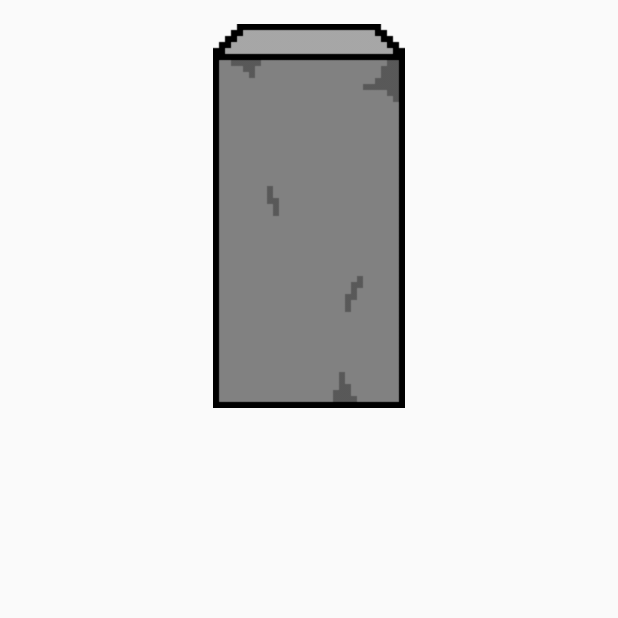
After one commit to SpookySkelemen/Mikrospiele, an Android app: the ChiselActivity screen opened directly, with no data from a screen before it, on a phone screen of 412 x 824 dp, the top half of it. The commit adds this screen. Run offline under Robolectric (Android 15) with nearby library versions, the phone set to English and light mode, and no system bars.

Commit message:
Added ChiselActivity and the chisel method

```diff
--- a/app/src/main/AndroidManifest.xml
+++ b/app/src/main/AndroidManifest.xml
@@ -17,7 +17,8 @@
         </activity>
         <activity android:name=".MainActivity" />
         <activity android:name=".HelpActivity" />
-        <activity android:name=".TransitionActivity"></activity>
+        <activity android:name=".TransitionActivity" />
+        <activity android:name=".ChiselActivity"></activity>
     </application>
 
 </manifest>
--- a/app/src/main/java/com/willbergs/mikrospiele/SplashScreen.java
+++ b/app/src/main/java/com/willbergs/mikrospiele/SplashScreen.java
@@ -10,12 +10,12 @@ public class SplashScreen extends Activity {
     protected void onCreate(Bundle savedInstanceState) {
         super.onCreate(savedInstanceState);
         setContentView(R.layout.activity_splash_screen);
-        Thread myThread = new Thread(){
+        Thread myThread = new Thread() {
             @Override
             public void run() {
                 try {
                     sleep(3000);
-                    Intent intent = new Intent(getApplicationContext(),MainActivity.class);
+                    Intent intent = new Intent(getApplicationContext(), MainActivity.class);
                     startActivity(intent);
                     finish();
                 } catch (InterruptedException e) {
--- /dev/null
+++ b/app/src/main/res/layout/activity_chisel.xml
@@ -0,0 +1,22 @@
+<?xml version="1.0" encoding="utf-8"?>
+<RelativeLayout xmlns:android="http://schemas.android.com/apk/res/android"
+    xmlns:tools="http://schemas.android.com/tools"
+    android:id="@+id/activity_chisel"
+    android:layout_width="match_parent"
+    android:layout_height="match_parent"
+    android:paddingBottom="@dimen/activity_vertical_margin"
+    android:paddingLeft="@dimen/activity_horizontal_margin"
+    android:paddingRight="@dimen/activity_horizontal_margin"
+    android:paddingTop="@dimen/activity_vertical_margin"
+    tools:context="com.willbergs.mikrospiele.ChiselActivity">
+
+    <ImageButton
+        android:id="@+id/btnChisel"
+        android:layout_width="wrap_content"
+        android:layout_height="wrap_content"
+        android:layout_centerHorizontal="true"
+        android:layout_alignParentTop="true"
+        android:background="@null"
+        android:src="@drawable/chisel1"
+        android:onClick="chisel"/>
+</RelativeLayout>
```
Also changed, not shown: app/src/main/java/com/willbergs/mikrospiele/ChiselActivity.java (added, +56 -0 lines), app/src/main/res/drawable/chisel1.png (added), app/src/main/res/drawable/chisel2.png (added), app/src/main/res/drawable/chisel3.png (added), app/src/main/res/drawable/chisel4.png (added), app/src/main/res/drawable/chisel5.png (added), app/src/main/res/drawable/chisel6.png (added), app/src/main/res/drawable/chisel7.png (added), app/src/main/res/drawable/chisel8.png (added), app/src/main/res/drawable/chisel9.png (added).
